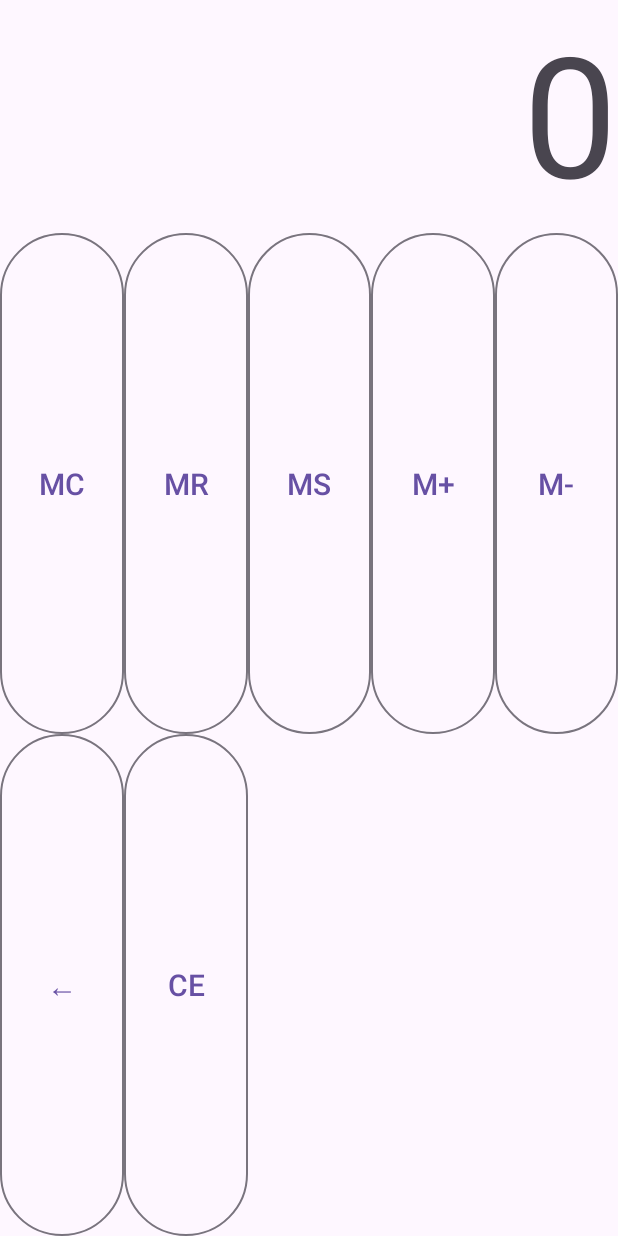
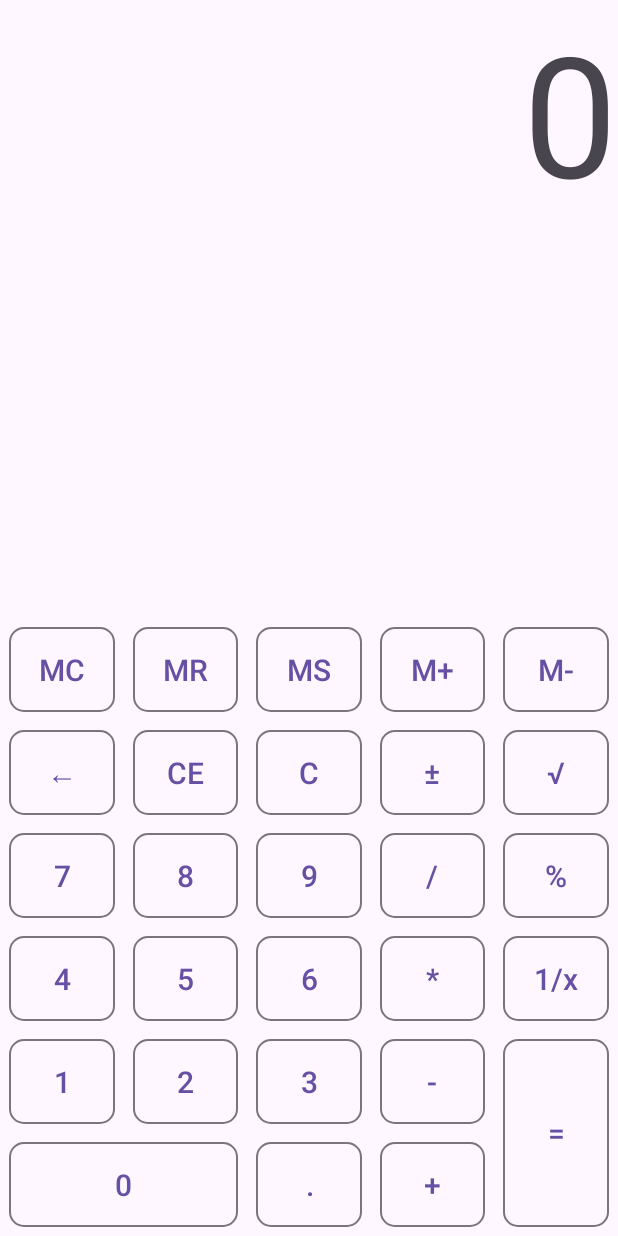
Before and after one commit to sxe910/Calc, an Android app: the screen it shows after launch (MainActivity), on a phone screen of 412 x 824 dp. Run offline under Robolectric (Android 15) with nearby library versions, the phone set to English and light mode, and no system bars.

Commit message:
Full mygtuku layout su daug maz pritaikyta stilistika

```diff
--- a/app/src/main/res/layout/activity_main.xml
+++ b/app/src/main/res/layout/activity_main.xml
@@ -25,15 +25,15 @@
 
     <GridLayout
         android:id="@+id/buttonGrid"
-        android:layout_width="match_parent"
+        android:layout_width="0dp"
         android:layout_height="0dp"
         android:layout_weight="3"
         android:columnCount="5"
         android:rowCount="6"
-        app:layout_constraintTop_toBottomOf="@id/resultDisplay"
+        app:layout_constraintDimensionRatio="H,6:6"
         app:layout_constraintBottom_toBottomOf="parent"
         app:layout_constraintStart_toStartOf="parent"
-        app:layout_constraintEnd_toEndOf="parent">>
+        app:layout_constraintEnd_toEndOf="parent">
 
         <Button style="@style/CalcButtons" android:text="MC" />
         <Button style="@style/CalcButtons" android:text="MR" />
@@ -43,7 +43,43 @@
 
         <Button style="@style/CalcButtons" android:text="←" />
         <Button style="@style/CalcButtons" android:text="CE" />
+        <Button style="@style/CalcButtons" android:text="C" />
+        <Button style="@style/CalcButtons" android:text="±" />
+        <Button style="@style/CalcButtons" android:text="√" />
 
+        <Button style="@style/CalcButtons" android:text="7" />
+        <Button style="@style/CalcButtons" android:text="8" />
+        <Button style="@style/CalcButtons" android:text="9" />
+        <Button style="@style/CalcButtons" android:text="/" />
+        <Button style="@style/CalcButtons" android:text="%" />
+
+        <Button style="@style/CalcButtons" android:text="4" />
+        <Button style="@style/CalcButtons" android:text="5" />
+        <Button style="@style/CalcButtons" android:text="6" />
+        <Button style="@style/CalcButtons" android:text="*" />
+        <Button style="@style/CalcButtons" android:text="1/x" />
+
+        <Button style="@style/CalcButtons" android:text="1" />
+        <Button style="@style/CalcButtons" android:text="2" />
+        <Button style="@style/CalcButtons" android:text="3" />
+        <Button style="@style/CalcButtons" android:text="-" />
+
+        <Button
+            style="@style/CalcButtons"
+            android:layout_rowSpan="2"
+            android:text="=">
+
+        </Button>
+
+        <Button
+            style="@style/CalcButtons"
+            android:layout_columnSpan="2"
+            android:text="0">
+
+        </Button>
+
+        <Button style="@style/CalcButtons" android:text="." />
+        <Button style="@style/CalcButtons" android:text="+" />
 
 
     </GridLayout>
--- a/app/src/main/res/values/styles.xml
+++ b/app/src/main/res/values/styles.xml
@@ -11,6 +11,8 @@
         <item name="android:insetTop">0dp</item>
         <item name="android:insetBottom">0dp</item>
         <item name="android:padding">0dp</item>
+        <item name="cornerRadius">10dp</item>
+        <item name="android:layout_margin">6dp</item>
     </style>
 
 
```
